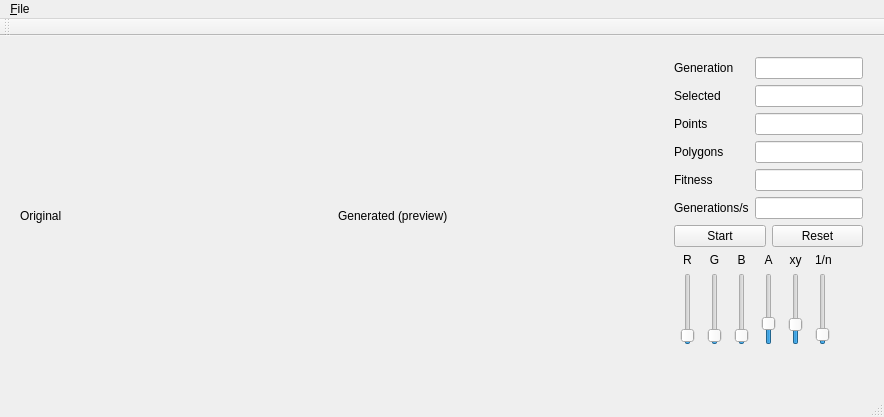
Old version of the form mainwindow.ui in the repository superkartoffel/evo-cubist.
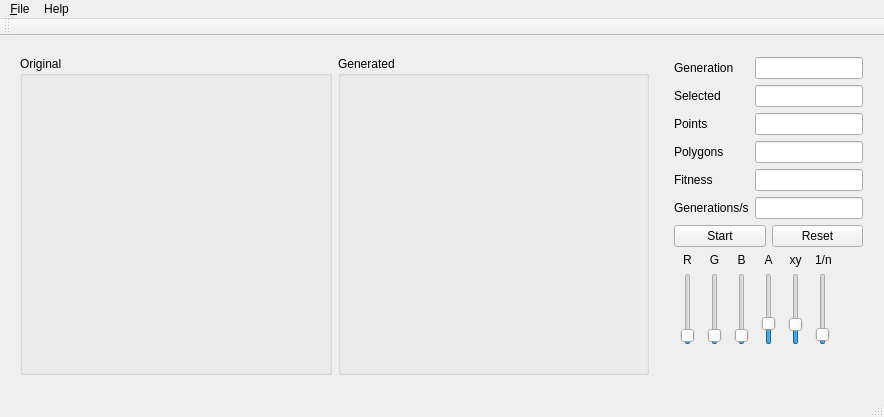
New version of the form.

The edit to the form file:
```diff
--- a/mainwindow.ui
+++ b/mainwindow.ui
@@ -29,28 +29,28 @@
          <number>9</number>
         </property>
         <item row="0" column="0">
-         <widget class="QLabel" name="label_13">
+         <widget class="QGroupBox" name="originalGroupBox">
           <property name="sizePolicy">
-           <sizepolicy hsizetype="MinimumExpanding" vsizetype="Preferred">
-            <horstretch>2</horstretch>
+           <sizepolicy hsizetype="MinimumExpanding" vsizetype="MinimumExpanding">
+            <horstretch>0</horstretch>
             <verstretch>0</verstretch>
            </sizepolicy>
           </property>
-          <property name="text">
+          <property name="title">
            <string>Original</string>
           </property>
          </widget>
         </item>
         <item row="0" column="1">
-         <widget class="QLabel" name="label_14">
+         <widget class="QGroupBox" name="generatedGroupBox">
           <property name="sizePolicy">
-           <sizepolicy hsizetype="MinimumExpanding" vsizetype="Preferred">
-            <horstretch>2</horstretch>
+           <sizepolicy hsizetype="MinimumExpanding" vsizetype="MinimumExpanding">
+            <horstretch>0</horstretch>
             <verstretch>0</verstretch>
            </sizepolicy>
           </property>
-          <property name="text">
-           <string>Generated (preview)</string>
+          <property name="title">
+           <string>Generated</string>
           </property>
          </widget>
         </item>
@@ -520,7 +520,16 @@
     <addaction name="menuSave"/>
     <addaction name="actionExit"/>
    </widget>
+   <widget class="QMenu" name="menuHelp">
+    <property name="title">
+     <string>Help</string>
+    </property>
+    <addaction name="actionAbout"/>
+    <addaction name="separator"/>
+    <addaction name="actionAboutQt"/>
+   </widget>
    <addaction name="menu_File"/>
+   <addaction name="menuHelp"/>
   </widget>
   <widget class="QToolBar" name="mainToolBar">
    <attribute name="toolBarArea">
```
Left out of the diff: 10 changed lines with no effect on the pictures.
